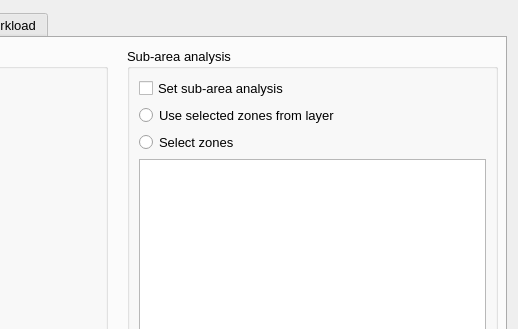
Qt form qaequilibrae/modules/paths_procedures/forms/ui_route_choice.ui (AequilibraE/QAequilibraE) before a commit; both pictures show x 296 to 814 and y 0 to 329 of the 814 by 543 pixel window.
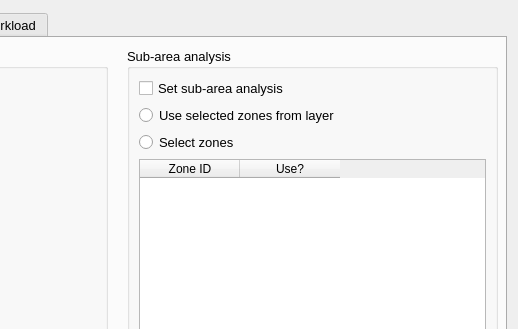
The same form after that commit. The open tabs and pages were chosen to show the change.

The edit to the form file:
```diff
--- a/qaequilibrae/modules/paths_procedures/forms/ui_route_choice.ui
+++ b/qaequilibrae/modules/paths_procedures/forms/ui_route_choice.ui
@@ -293,7 +293,18 @@
          </widget>
         </item>
         <item row="4" column="0" colspan="2">
-         <widget class="QTableWidget" name="list_zones"/>
+         <widget class="QTableWidget" name="tbl_zones">
+          <column>
+           <property name="text">
+            <string>Zone ID</string>
+           </property>
+          </column>
+          <column>
+           <property name="text">
+            <string>Use?</string>
+           </property>
+          </column>
+         </widget>
         </item>
        </layout>
       </widget>
```
